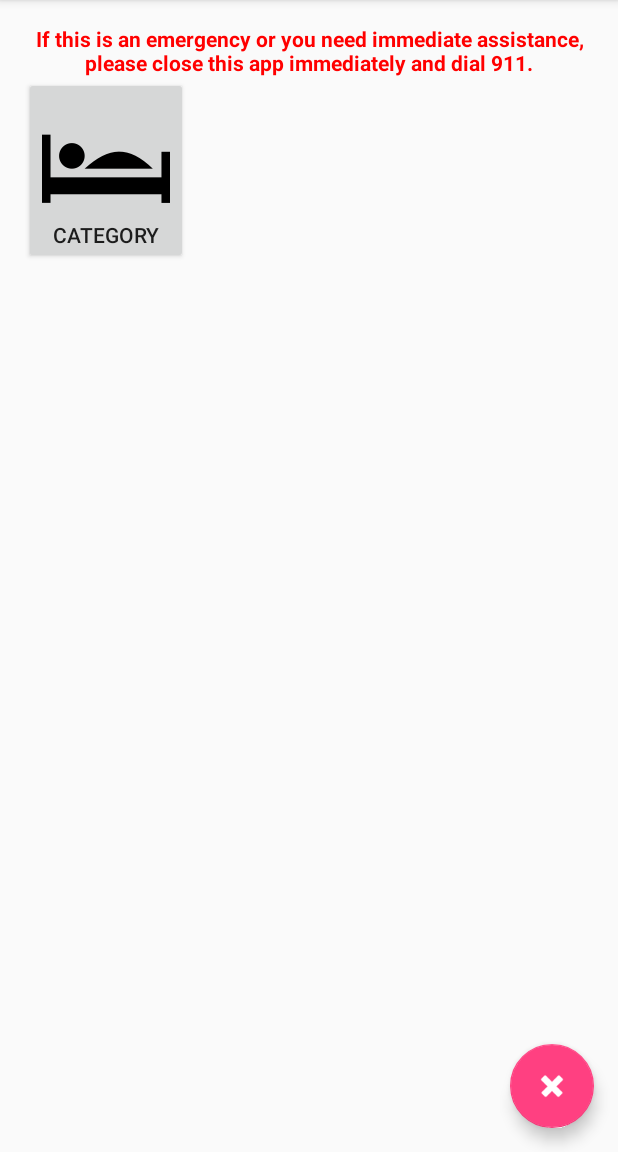
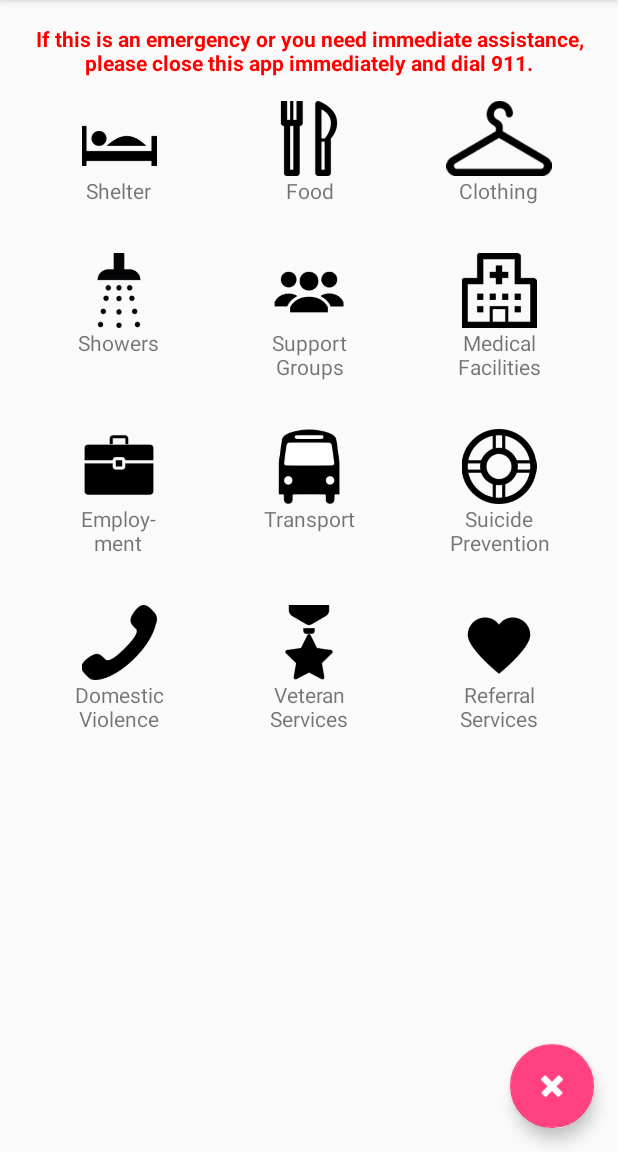
Before and after one commit to jrbyam/TimeOfNeedFront-End, an Android app: the screen it shows after launch (BlankActivity), on a phone screen of 412 x 824 dp, the part 84-1236 px from its top. Run offline under Robolectric (Android 15) with nearby library versions, the phone set to English and light mode, and no system bars.

Commit message:
Android: Implemented GridView layout for the main menu.

```diff
--- a/Android/app/src/main/java/com/example/ton/tonandroidblank/BlankActivity.java
+++ b/Android/app/src/main/java/com/example/ton/tonandroidblank/BlankActivity.java
@@ -1,5 +1,6 @@
 package com.example.ton.tonandroidblank;
 
+import android.app.*;
 import android.content.Context;
 import android.content.Intent;
 import android.content.SharedPreferences;
@@ -14,13 +15,47 @@ import android.view.View;
 import android.view.Menu;
 import android.view.MenuItem;
 import android.view.ViewGroup;
-import android.app.Fragment;
+import android.widget.Adapter;
+import android.widget.GridView;
+import android.widget.ArrayAdapter;
+import android.widget.AdapterView;
+import android.widget.ListAdapter;
+import android.widget.Toast;
+
 
 public class BlankActivity extends AppCompatActivity {
 
+    MainMenuListAdapter myAdapter;
+    GridView mainmenuGrid;
+    String[] categories = {//getResources().getStringArray(R.array.category_titles);
+            "Shelter",
+            "Food",
+            "Clothing",
+            "Showers",
+            "Support Groups",
+            "Medical Facilities",
+            "Employ-\nment",
+            "Transport",
+            "Suicide Prevention",
+            "Domestic Violence",
+            "Veteran Services",
+            "Referral Services"
+    };
+    Integer[] imgID = {
+            R.drawable.shelter_icon,
+            R.drawable.food_icon,
+            R.drawable.clothing_icon,
+            R.drawable.showers_icon,
+            R.drawable.support_groups_icon,
+            R.drawable.medical_facilities_icon,
+            R.drawable.employment_assistance_icon,
+            R.drawable.transportation_assistance_icon,
+            R.drawable.suicide_prevention_icon,
+            R.drawable.domestic_violence_resources_icon,
+            R.drawable.veteran_services_icon,
+            R.drawable.sex_trafficking_resources_icon
+    };
 
-
-    @Override
     protected void onCreate(Bundle savedInstanceState) {
         if (getIntent().getBooleanExtra("EXIT", false))
             android.os.Process.killProcess(android.os.Process.myPid());
@@ -30,6 +65,11 @@ public class BlankActivity extends AppCompatActivity {
         Toolbar toolbar = (Toolbar) findViewById(R.id.toolbar);
         setSupportActionBar(toolbar);
         SharedPreferences settings = PreferenceManager.getDefaultSharedPreferences(this);
+
+        myAdapter = new MainMenuListAdapter(this, categories, imgID);
+        mainmenuGrid = (GridView) findViewById(R.id.gridView);
+        mainmenuGrid.setAdapter(myAdapter);
+        //mainmenuGrid.setOnItemClickListener();
 
 
         FloatingActionButton fab = (FloatingActionButton) findViewById(R.id.fab);
@@ -75,13 +115,13 @@ public class BlankActivity extends AppCompatActivity {
         startActivity(getScreenNameIntent);
     }*/
 
-    public void onCategory1Click (View view) {
+    /*public void onCategory1Click (View view) {
         Intent getScreenNameIntent = new Intent(this, ListActivity.class);
         getScreenNameIntent.setFlags(Intent.FLAG_ACTIVITY_CLEAR_TOP);
         startActivity(getScreenNameIntent);
-    }
+    } */
 
-    public static class PlaceholderFragment extends Fragment {
+    /*public static class PlaceholderFragment extends Fragment {
 
         public PlaceholderFragment() {
         }
@@ -93,5 +133,5 @@ public class BlankActivity extends AppCompatActivity {
             return rootView;
         }
 
-    } //end fragment
+    } //end fragment */
 } //end activity
--- a/Android/app/src/main/java/com/example/ton/tonandroidblank/ListActivity.java
+++ b/Android/app/src/main/java/com/example/ton/tonandroidblank/ListActivity.java
@@ -38,18 +38,10 @@ public class ListActivity extends AppCompatActivity {
             public void onClick(View view) {
                 Intent intent = new Intent(getApplicationContext(), BlankActivity.class);
                 intent.setFlags(Intent.FLAG_ACTIVITY_CLEAR_TOP);
-                intent.putExtra("EXIT", true);
+                intent.putExtra("EXIT", true); //Open the main activity and signal it to kill the PID.
                 startActivity(intent);
             }
         });
-
-        String[] placeNames = {"Fairbanks Rescue Mission", "Interior Alaska Center for Non-violent Living",
-                                "Fairbanks Youth Advocates The Door", "FCA Street Outreach and Advocacy Program",
-                                "Stone Soup Cafe", "Immaculate Conception Church", "The Salvation Army", "FNA Elders Program",
-                                "North Star Council on Aging", "Fairbanks Food Bank"};
-
-        String[] placeDistances = {"0.2 mi", "0.5 mi", "0.7 mi", "1.2 mi", "1.2 mi", "1.3 mi", "1.5 mi",
-                                    "1.9 mi", "2.0 mi", "2.5 mi"};
 
 
     }
--- /dev/null
+++ b/Android/app/src/main/java/com/example/ton/tonandroidblank/MainMenuListAdapter.java
@@ -0,0 +1,41 @@
+package com.example.ton.tonandroidblank;
+
+import android.app.*;
+import android.view.LayoutInflater;
+import android.view.View;
+import android.view.ViewGroup;
+import android.widget.ArrayAdapter;
+import android.widget.ImageView;
+import android.widget.TextView;
+
+/**
+ * Created by Andrew on 2016-04-05.
+ */
+public class MainMenuListAdapter extends ArrayAdapter<String> {
+
+    private final Activity context;
+    private final String[] categories;
+    private final Integer[] imageID;
+
+    public MainMenuListAdapter(Activity context, String[] categories, Integer[] imageID) {
+        super(context, R.layout.mainmenu_griditem_layout, categories);
+
+        this.context = context;
+        this.categories = categories;
+        this.imageID = imageID;
+    }
+
+    public View getView(int position, View view, ViewGroup parent) {
+        LayoutInflater inflater = context.getLayoutInflater();
+        View itemView = inflater.inflate(R.layout.mainmenu_griditem_layout, null, true);
+
+        TextView catTitle = (TextView) itemView.findViewById(R.id.catTitle);
+        ImageView catIcon = (ImageView) itemView.findViewById(R.id.catIcon);
+
+        catTitle.setText(categories[position]);
+        catIcon.setImageResource(imageID[position]);
+
+        return itemView;
+    }
+
+}
--- a/Android/app/src/main/res/layout/content_blank.xml
+++ b/Android/app/src/main/res/layout/content_blank.xml
@@ -21,16 +21,26 @@
         android:textColor="#ff0000"
         android:textStyle="bold" />
 
-    <Button
+    <GridView
+        android:layout_width="wrap_content"
+        android:layout_height="wrap_content"
+        android:id="@+id/gridView"
+        android:layout_below="@+id/disclaimerText"
+        android:layout_alignParentLeft="true"
+        android:layout_alignParentStart="true"
+        android:layout_alignParentBottom="true"
+        android:numColumns="3" />
+
+    <!--Button
         android:layout_width="wrap_content"
         android:layout_height="wrap_content"
         android:text="@string/category1"
         android:id="@+id/button"
         android:layout_alignParentLeft="true"
         android:layout_alignParentStart="true"
-        android:drawableTop="@mipmap/shelter_icon"
+        android:drawableTop="@drawable/shelter_icon"
         android:drawableTint="#000000"
         android:onClick="onCategory1Click"
-        android:layout_below="@+id/disclaimerText" />
+        android:layout_below="@+id/disclaimerText" /-->
 
 </RelativeLayout>
--- /dev/null
+++ b/Android/app/src/main/res/layout/mainmenu_griditem_layout.xml
@@ -0,0 +1,21 @@
+<?xml version="1.0" encoding="utf-8"?>
+<LinearLayout xmlns:android="http://schemas.android.com/apk/res/android"
+    android:orientation="vertical" android:layout_width="match_parent"
+    android:layout_height="match_parent"
+    android:weightSum="1"
+    android:padding="16dp">
+
+    <ImageView
+        android:layout_width="wrap_content"
+        android:layout_height="50dp"
+        android:id="@+id/catIcon"
+        android:layout_gravity="center_horizontal" />
+
+    <TextView
+        android:layout_width="wrap_content"
+        android:layout_height="wrap_content"
+        android:text="New Text"
+        android:id="@+id/catTitle"
+        android:layout_gravity="center_horizontal"
+        android:gravity="center_horizontal" />
+</LinearLayout>
--- a/Android/app/src/main/res/values/array.xml
+++ b/Android/app/src/main/res/values/array.xml
@@ -12,4 +12,18 @@
         <item>99775</item>
         <item>99705</item>
     </string-array>
+    <string-array name="category_titles">
+        <item>Shelter</item>
+        <item>Food</item>
+        <item>Clothing</item>
+        <item>Showers</item>
+        <item>Support</item>
+        <item>Medical Services</item>
+        <item>Employment</item>
+        <item>Transportation</item>
+        <item>Suicide Prevention</item>
+        <item>Domestic Violence</item>
+        <item>Veteran Services</item>
+        <item>Referral Services</item>
+    </string-array>
 </resources>
--- a/Android/app/src/main/res/values/styles.xml
+++ b/Android/app/src/main/res/values/styles.xml
@@ -1,7 +1,7 @@
 <resources>
 
     <!-- Base application theme. -->
-    <style name="AppTheme" parent="Theme.AppCompat.Light.DarkActionBar">
+    <style name="AppTheme" parent="Base.Theme.AppCompat.Light.DarkActionBar">
         <!-- Customize your theme here. -->
         <item name="colorPrimary">@color/colorPrimary</item>
         <item name="colorPrimaryDark">@color/colorPrimaryDark</item>
```
Also changed, not shown: Android/app/src/main/res/drawable/clothing_icon.png (added), Android/app/src/main/res/drawable/domestic_violence_resources_icon.png (added), Android/app/src/main/res/drawable/employment_assistance_icon.png (added), Android/app/src/main/res/drawable/food_icon.png (added), Android/app/src/main/res/drawable/medical_facilities_icon.png (added), Android/app/src/main/res/drawable/sex_trafficking_resources_icon.png (added), Android/app/src/main/res/drawable/shelter_icon.png (added), Android/app/src/main/res/drawable/showers_icon.png (added), Android/app/src/main/res/drawable/suicide_prevention_icon.png (added), Android/app/src/main/res/drawable/support_groups_icon.png (added), Android/app/src/main/res/drawable/transportation_assistance_icon.png (added), Android/app/src/main/res/drawable/veteran_services_icon.png (added).
